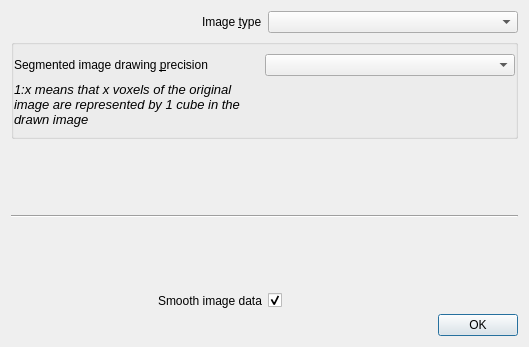
Qt form Polyhedron/demo/Polyhedron/Plugins/Mesh_3/Image_res_dialog.ui (CGAL/cgal) before a commit.
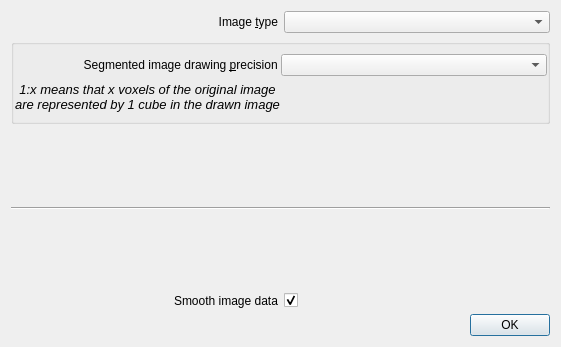
The same form after that commit.

Patch:
```diff
--- a/Polyhedron/demo/Polyhedron/Plugins/Mesh_3/Image_res_dialog.ui
+++ b/Polyhedron/demo/Polyhedron/Plugins/Mesh_3/Image_res_dialog.ui
@@ -6,7 +6,7 @@
    <rect>
     <x>0</x>
     <y>0</y>
-    <width>529</width>
+    <width>561</width>
     <height>347</height>
    </rect>
   </property>
@@ -19,31 +19,8 @@
   <property name="windowTitle">
    <string>Load a 3D image</string>
   </property>
-  <layout class="QGridLayout" name="gridLayout" rowstretch="0,0,0,0,0,0,0,0,0,0,0,0,0,0,0,0,0,0,0,0,0,0,0,0,0" columnstretch="0,0">
-   <item row="0" column="0" alignment="Qt::AlignRight">
-    <widget class="QLabel" name="imageTypeLabel">
-     <property name="text">
-      <string>Image &amp;type</string>
-     </property>
-     <property name="buddy">
-      <cstring>imageType</cstring>
-     </property>
-    </widget>
-   </item>
-   <item row="19" column="0" colspan="2">
-    <spacer name="verticalSpacer_2">
-     <property name="orientation">
-      <enum>Qt::Vertical</enum>
-     </property>
-     <property name="sizeHint" stdset="0">
-      <size>
-       <width>20</width>
-       <height>40</height>
-      </size>
-     </property>
-    </spacer>
-   </item>
-   <item row="24" column="0" colspan="2">
+  <layout class="QGridLayout" name="gridLayout" rowstretch="0,0,0,0,0,0,0,0,0,0,0,0,0,0,0,0,0,0,0,0,0,0,0,0,0,0" columnstretch="0,0">
+   <item row="25" column="0" colspan="2">
     <widget class="QDialogButtonBox" name="buttonBox">
      <property name="orientation">
       <enum>Qt::Horizontal</enum>
@@ -53,23 +30,6 @@
      </property>
     </widget>
    </item>
-   <item row="20" column="0" alignment="Qt::AlignRight">
-    <widget class="QLabel" name="smoothImageLabel">
-     <property name="text">
-      <string>Smooth image data</string>
-     </property>
-    </widget>
-   </item>
-   <item row="5" column="0" colspan="2">
-    <widget class="Line" name="line">
-     <property name="orientation">
-      <enum>Qt::Horizontal</enum>
-     </property>
-    </widget>
-   </item>
-   <item row="0" column="1">
-    <widget class="QComboBox" name="imageType"/>
-   </item>
    <item row="3" column="0" colspan="2">
     <widget class="QGroupBox" name="groupBox">
      <property name="title">
@@ -93,7 +53,7 @@
         <property name="verticalSpacing">
          <number>6</number>
         </property>
-        <item row="1" column="0">
+        <item row="2" column="0">
          <widget class="QLabel" name="drawingPrecisionCommentLabel">
           <property name="font">
            <font>
@@ -102,20 +62,23 @@
            </font>
           </property>
           <property name="text">
-           <string>&lt;html&gt;&lt;head/&gt;&lt;body&gt;&lt;p&gt;&lt;span style=&quot; font-size:10pt;&quot;&gt;1:x means that x voxels of the original image are represented by 1 cube in the drawn image&lt;/span&gt;&lt;/p&gt;&lt;/body&gt;&lt;/html&gt;</string>
+           <string>&lt;html&gt;&lt;head/&gt;&lt;body&gt;&lt;p align=&quot;center&quot;&gt;&lt;span style=&quot; font-size:10pt;&quot;&gt;1:x means that x voxels of the original image are represented by 1 cube in the drawn image&lt;/span&gt;&lt;/p&gt;&lt;/body&gt;&lt;/html&gt;</string>
           </property>
           <property name="wordWrap">
            <bool>true</bool>
           </property>
          </widget>
         </item>
-        <item row="0" column="0">
+        <item row="1" column="0">
          <widget class="QLabel" name="drawingPrecisionLabel">
+          <property name="enabled">
+           <bool>true</bool>
+          </property>
           <property name="lineWidth">
            <number>1</number>
           </property>
           <property name="text">
-           <string>Segmented image drawing &amp;precision  </string>
+           <string>&lt;html&gt;&lt;head/&gt;&lt;body&gt;&lt;p align=&quot;right&quot;&gt;Segmented image drawing &amp;amp;precision  &lt;/p&gt;&lt;/body&gt;&lt;/html&gt;</string>
           </property>
           <property name="wordWrap">
            <bool>true</bool>
@@ -125,7 +88,7 @@
           </property>
          </widget>
         </item>
-        <item row="0" column="1">
+        <item row="1" column="1">
          <widget class="QComboBox" name="precisionList">
           <property name="editable">
            <bool>false</bool>
@@ -137,7 +100,57 @@
      </layout>
     </widget>
    </item>
-   <item row="20" column="1" alignment="Qt::AlignLeft">
+   <item row="5" column="0" colspan="2">
+    <spacer name="verticalSpacer">
+     <property name="orientation">
+      <enum>Qt::Vertical</enum>
+     </property>
+     <property name="sizeHint" stdset="0">
+      <size>
+       <width>20</width>
+       <height>40</height>
+      </size>
+     </property>
+    </spacer>
+   </item>
+   <item row="20" column="0" colspan="2">
+    <spacer name="verticalSpacer_2">
+     <property name="orientation">
+      <enum>Qt::Vertical</enum>
+     </property>
+     <property name="sizeHint" stdset="0">
+      <size>
+       <width>20</width>
+       <height>40</height>
+      </size>
+     </property>
+    </spacer>
+   </item>
+   <item row="0" column="0">
+    <widget class="QLabel" name="imageTypeLabel">
+     <property name="text">
+      <string>&lt;html&gt;&lt;head/&gt;&lt;body&gt;&lt;p align=&quot;right&quot;&gt;Image &amp;amp;type&lt;/p&gt;&lt;/body&gt;&lt;/html&gt;</string>
+     </property>
+     <property name="buddy">
+      <cstring>imageType</cstring>
+     </property>
+    </widget>
+   </item>
+   <item row="6" column="0" colspan="2">
+    <widget class="Line" name="line">
+     <property name="orientation">
+      <enum>Qt::Horizontal</enum>
+     </property>
+    </widget>
+   </item>
+   <item row="21" column="0" alignment="Qt::AlignRight">
+    <widget class="QLabel" name="smoothImageLabel">
+     <property name="text">
+      <string>Smooth image data</string>
+     </property>
+    </widget>
+   </item>
+   <item row="21" column="1" alignment="Qt::AlignLeft">
     <widget class="QCheckBox" name="smoothImage">
      <property name="text">
       <string/>
@@ -147,18 +160,8 @@
      </property>
     </widget>
    </item>
-   <item row="4" column="0" colspan="2">
-    <spacer name="verticalSpacer">
-     <property name="orientation">
-      <enum>Qt::Vertical</enum>
-     </property>
-     <property name="sizeHint" stdset="0">
-      <size>
-       <width>20</width>
-       <height>40</height>
-      </size>
-     </property>
-    </spacer>
+   <item row="0" column="1">
+    <widget class="QComboBox" name="imageType"/>
    </item>
   </layout>
  </widget>
```
